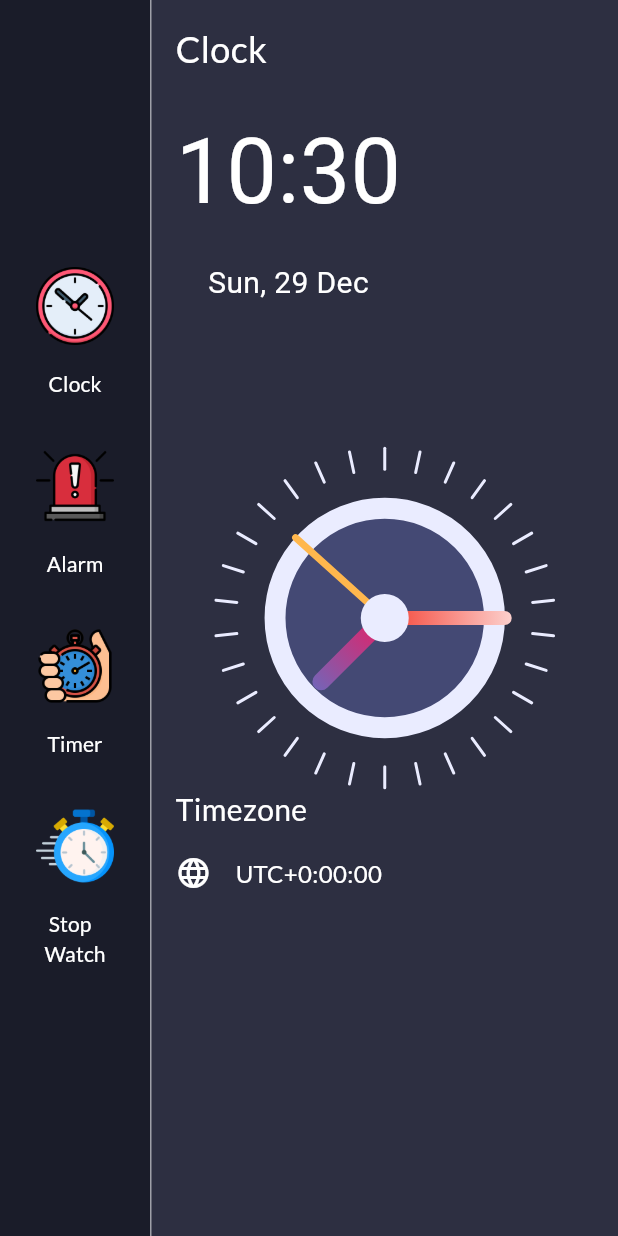
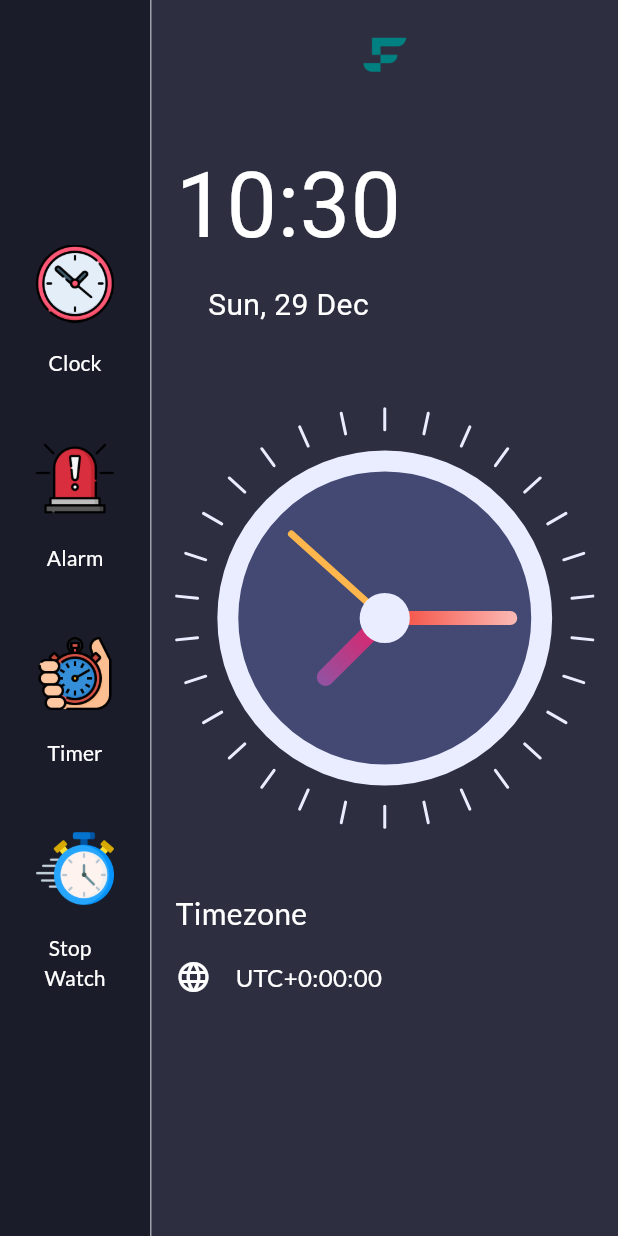
Before and after one commit to aayushxadhikari/clockApp, a Flutter app: the screen it shows after launch, on a phone screen of 412 x 824 dp. Run offline on Flutter 3.47's test engine with Material 3 defaults, Android fonts, the phone set to English and light mode, and no system bars; our stand-ins replace google_fonts.

Commit message:
Adding in homePage

```diff
--- a/lib/clock_view.dart
+++ b/lib/clock_view.dart
@@ -85,35 +85,35 @@ class ClockPainter extends CustomPainter {
       ..strokeCap = StrokeCap.round
       ..strokeWidth = 2;
 
-    canvas.drawCircle(center, radius - 40, fillBrush);
-    canvas.drawCircle(center, radius - 40, outlineBrush);
+    canvas.drawCircle(center, radius *0.75, fillBrush);
+    canvas.drawCircle(center, radius *0.75, outlineBrush);
 
     // Hour hand
     var hourHandX = centerX +
-        60 *
+        radius*0.4 *
             cos((dateTime.hour % 12 + dateTime.minute / 60) * 30 * pi / 180 -
                 pi / 2);
     var hourHandY = centerY +
-        60 *
+        radius*0.4 *
             sin((dateTime.hour % 12 + dateTime.minute / 60) * 30 * pi / 180 -
                 pi / 2);
     canvas.drawLine(center, Offset(hourHandX, hourHandY), hourHandBrush);
 
     // Minute hand
     var minHandX =
-        centerX + 80 * cos((dateTime.minute * 6) * pi / 180 - pi / 2);
+        centerX + radius*0.6 * cos((dateTime.minute * 6) * pi / 180 - pi / 2);
     var minHandY =
-        centerY + 80 * sin((dateTime.minute * 6) * pi / 180 - pi / 2);
+        centerY + radius*0.6 * sin((dateTime.minute * 6) * pi / 180 - pi / 2);
     canvas.drawLine(center, Offset(minHandX, minHandY), minHandBrush);
 
     // Second hand
     var secHandX =
-        centerX + 80 * cos((dateTime.second * 6) * pi / 180 - pi / 2);
+        centerX + radius*0.6 * cos((dateTime.second * 6) * pi / 180 - pi / 2);
     var secHandY =
-        centerY + 80 * sin((dateTime.second * 6) * pi / 180 - pi / 2);
+        centerY + radius*0.6 * sin((dateTime.second * 6) * pi / 180 - pi / 2);
     canvas.drawLine(center, Offset(secHandX, secHandY), secHandBrush);
 
-    canvas.drawCircle(center, 16, centerFillBrush);
+    canvas.drawCircle(center, radius*0.12, centerFillBrush);
 
     var outerCircleRadius = radius;
     var innerCircleRadius = radius - 14;
--- a/lib/homepage.dart
+++ b/lib/homepage.dart
@@ -19,6 +19,12 @@ class _HomepageState extends State<Homepage> {
     var timezoneString = now.timeZoneOffset.toString().split('.').first;
     var offsetSign = timezoneString.startsWith('-') ? '' : '+';
 
+    double iconSize = 1.8; // Increase this value for larger icons
+    double buttonPadding = 20.0; // Padding for buttons
+    double clockPadding = 40.0; // Padding for clock section to ensure spacing
+    double clockTextPadding = 50.0; // Added padding to lower the "Clock" text
+    double logoPadding = 40.0; // Padding for logo section to ensure spacing
+
     return Scaffold(
       backgroundColor: const Color(0xFF2D2F41),
       body: Row(
@@ -29,10 +35,10 @@ class _HomepageState extends State<Homepage> {
             child: Column(
               mainAxisAlignment: MainAxisAlignment.center,
               children: [
-                buildMenuButton('Clock', 'assets/clock.png'),
-                buildMenuButton('Alarm', 'assets/alarm.png'),
-                buildMenuButton('Timer', 'assets/timer.png'),
-                buildMenuButton(' Stop\nWatch', 'assets/stopwatch.png'),
+                buildMenuButton('Clock', 'assets/clock.png', iconSize, buttonPadding),
+                buildMenuButton('Alarm', 'assets/alarm.png', iconSize, buttonPadding),
+                buildMenuButton('Timer', 'assets/timer.png', iconSize, buttonPadding),
+                buildMenuButton(' Stop\nWatch', 'assets/stopwatch.png', iconSize, buttonPadding),
               ],
             ),
           ),
@@ -50,14 +56,18 @@ class _HomepageState extends State<Homepage> {
                   Flexible(
                     flex: 1,
                     fit: FlexFit.tight,
-                    child: Text(
-                      "Clock",
-                      style:
-                          GoogleFonts.lato(color: Colors.white, fontSize: 24),
+                    child: Padding(
+                      padding: EdgeInsets.only(bottom: logoPadding), // Pushes the logo lower
+                      child: Image.asset(
+                        'assets/first.png', // Replaced Clock text with the logo
+                        width: 300, // Increased width for a larger logo
+                        height: 150, // Increased height for a larger logo
+                        fit: BoxFit.contain, // Ensures logo maintains aspect ratio
+                      ),
                     ),
                   ),
                   Flexible(
-                    flex: 4,
+                    flex: 2,
                     fit: FlexFit.tight,
                     child: Column(
                       children: [
@@ -66,7 +76,7 @@ class _HomepageState extends State<Homepage> {
                           style: const TextStyle(
                               color: Colors.white, fontSize: 60),
                         ),
-                        const SizedBox(height: 16),
+                        const SizedBox(height: 8),
                         Text(
                           formattedDate,
                           style: const TextStyle(
@@ -76,20 +86,26 @@ class _HomepageState extends State<Homepage> {
                       ],
                     ),
                   ),
-                  const Flexible(flex: 4,
-                   child: Align(
-                    alignment: Alignment.center,
-                    child: ClockView(size: 300,))),
+                  const Flexible(
+                      flex: 4,
+                      child: Align(
+                          alignment: Alignment.center,
+                          child: ClockView(
+                            size: 300,
+                          ))),
                   Flexible(
-                    flex: 5,
+                    flex: 3,
                     fit: FlexFit.loose,
                     child: Column(
                       crossAxisAlignment: CrossAxisAlignment.start,
                       children: [
-                        Text(
-                          "Timezone",
-                          style:
-                              GoogleFonts.lato(color: Colors.white, fontSize: 20),
+                        Padding(
+                          padding: const EdgeInsets.only(top: 24.0),
+                          child: Text(
+                            "Timezone",
+                            style: GoogleFonts.lato(
+                                color: Colors.white, fontSize: 20),
+                          ),
                         ),
                         const SizedBox(height: 16),
                         Row(
@@ -115,9 +131,9 @@ class _HomepageState extends State<Homepage> {
     );
   }
 
-  Padding buildMenuButton(String title, String image) {
+  Padding buildMenuButton(String title, String image, double iconSize, double padding) {
     return Padding(
-      padding: const EdgeInsets.symmetric(vertical: 16.0),
+      padding: EdgeInsets.symmetric(vertical: padding),
       child: ElevatedButton(
         style: ElevatedButton.styleFrom(
           foregroundColor: Colors.white,
@@ -129,7 +145,8 @@ class _HomepageState extends State<Homepage> {
           children: [
             Image.asset(
               image,
-              scale: 1.5,
+              width: iconSize * 30, // Making the icons larger
+              height: iconSize * 30, // Making the icons larger
             ),
             const SizedBox(height: 16),
             Text(
```
Also changed, not shown: assets/first.png (added).
